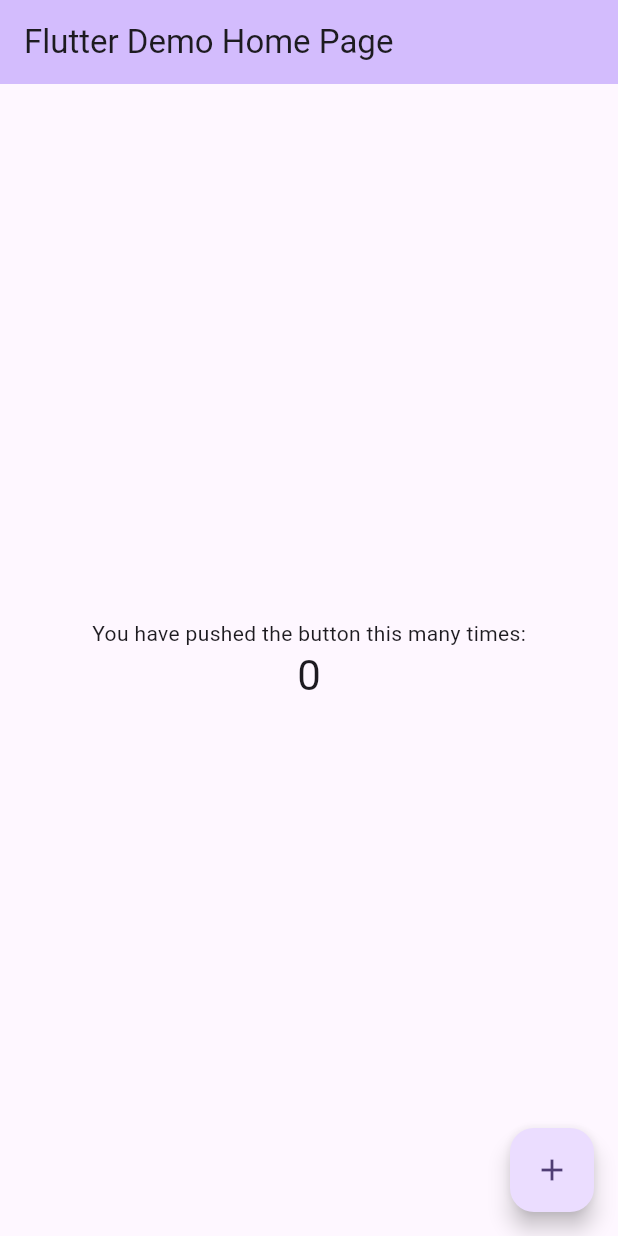
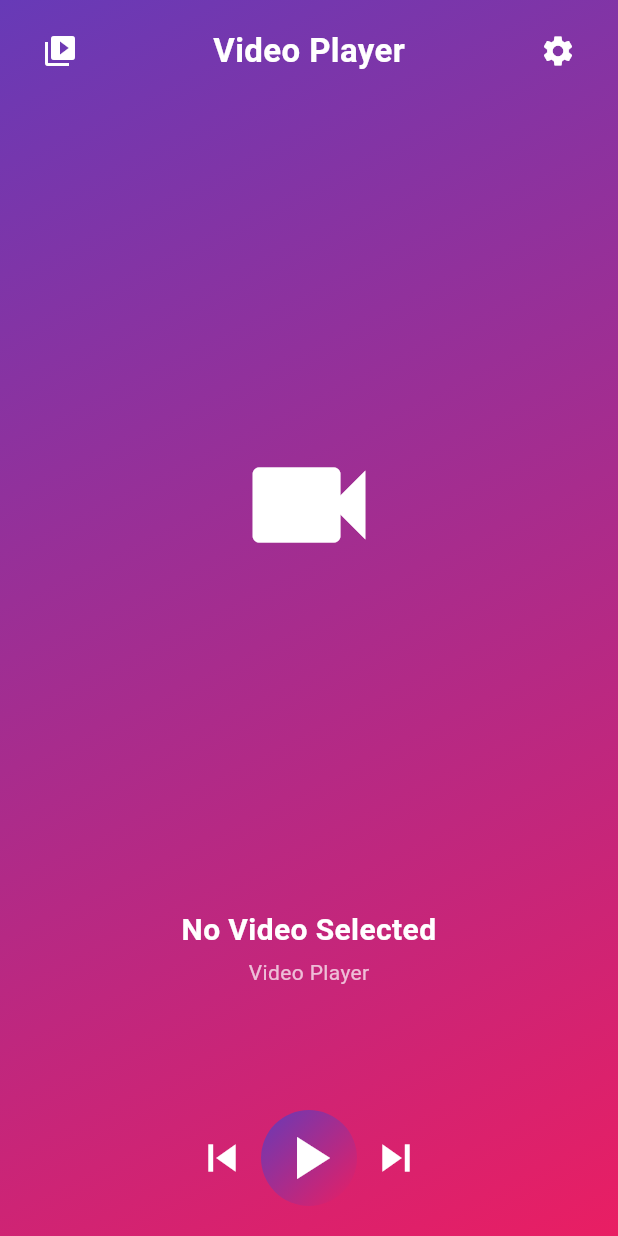
Before and after one commit to DuminduMalinga/Video_Player, a Flutter app: the screen it shows after launch, on a phone screen of 412 x 824 dp. Run offline on Flutter 3.47's test engine with Material 3 defaults, Android fonts, the phone set to English and light mode, and no system bars; our stand-ins replace file_picker, video_player.

Commit message:
Add video player app with welcome and home screens
Implemented a Flutter video player app with a welcome screen featuring animated gradient and transition to the main video player screen. Added HomeScreen and VideoHomeScreen for video selection, playback, and playlist management. Updated main.dart to use the new screens and apply a consistent gradient background.

```diff
--- a/lib/main.dart
+++ b/lib/main.dart
@@ -1,4 +1,5 @@
 import 'package:flutter/material.dart';
+import 'screens/welcome_screen.dart';
 
 void main() {
   runApp(const MyApp());
@@ -7,116 +8,49 @@ void main() {
 class MyApp extends StatelessWidget {
   const MyApp({super.key});
 
-  // This widget is the root of your application.
   @override
   Widget build(BuildContext context) {
     return MaterialApp(
-      title: 'Flutter Demo',
-      theme: ThemeData(
-        // This is the theme of your application.
-        //
-        // TRY THIS: Try running your application with "flutter run". You'll see
-        // the application has a purple toolbar. Then, without quitting the app,
-        // try changing the seedColor in the colorScheme below to Colors.green
-        // and then invoke "hot reload" (save your changes or press the "hot
-        // reload" button in a Flutter-supported IDE, or press "r" if you used
-        // the command line to start the app).
-        //
-        // Notice that the counter didn't reset back to zero; the application
-        // state is not lost during the reload. To reset the state, use hot
-        // restart instead.
-        //
-        // This works for code too, not just values: Most code changes can be
-        // tested with just a hot reload.
-        colorScheme: ColorScheme.fromSeed(seedColor: Colors.deepPurple),
-      ),
-      home: const MyHomePage(title: 'Flutter Demo Home Page'),
+      debugShowCheckedModeBanner: false,
+      title: 'Video Player',
+      theme: ThemeData(primarySwatch: Colors.deepPurple),
+      home: const WelcomeScreen(),
+      builder: (context, child) {
+        // Fixed gradient background for all screens
+        return Container(
+          decoration: const BoxDecoration(
+            gradient: LinearGradient(
+              colors: [Colors.deepPurple, Colors.pink],
+              begin: Alignment.topLeft,
+              end: Alignment.bottomRight,
+            ),
+          ),
+          child: child,
+        );
+      },
+      routes: {'/home': (context) => const HomeScreen()},
     );
   }
 }
 
-class MyHomePage extends StatefulWidget {
-  const MyHomePage({super.key, required this.title});
-
-  // This widget is the home page of your application. It is stateful, meaning
-  // that it has a State object (defined below) that contains fields that affect
-  // how it looks.
-
-  // This class is the configuration for the state. It holds the values (in this
-  // case the title) provided by the parent (in this case the App widget) and
-  // used by the build method of the State. Fields in a Widget subclass are
-  // always marked "final".
-
-  final String title;
-
-  @override
-  State<MyHomePage> createState() => _MyHomePageState();
-}
-
-class _MyHomePageState extends State<MyHomePage> {
-  int _counter = 0;
-
-  void _incrementCounter() {
-    setState(() {
-      // This call to setState tells the Flutter framework that something has
-      // changed in this State, which causes it to rerun the build method below
-      // so that the display can reflect the updated values. If we changed
-      // _counter without calling setState(), then the build method would not be
-      // called again, and so nothing would appear to happen.
-      _counter++;
-    });
-  }
+class HomeScreen extends StatelessWidget {
+  const HomeScreen({super.key});
 
   @override
   Widget build(BuildContext context) {
-    // This method is rerun every time setState is called, for instance as done
-    // by the _incrementCounter method above.
-    //
-    // The Flutter framework has been optimized to make rerunning build methods
-    // fast, so that you can just rebuild anything that needs updating rather
-    // than having to individually change instances of widgets.
     return Scaffold(
+      backgroundColor: Colors.transparent, // gradient visible
       appBar: AppBar(
-        // TRY THIS: Try changing the color here to a specific color (to
-        // Colors.amber, perhaps?) and trigger a hot reload to see the AppBar
-        // change color while the other colors stay the same.
-        backgroundColor: Theme.of(context).colorScheme.inversePrimary,
-        // Here we take the value from the MyHomePage object that was created by
-        // the App.build method, and use it to set our appbar title.
-        title: Text(widget.title),
+        title: const Text("Home Screen"),
+        backgroundColor: Colors.transparent,
+        elevation: 0,
       ),
-      body: Center(
-        // Center is a layout widget. It takes a single child and positions it
-        // in the middle of the parent.
-        child: Column(
-          // Column is also a layout widget. It takes a list of children and
-          // arranges them vertically. By default, it sizes itself to fit its
-          // children horizontally, and tries to be as tall as its parent.
-          //
-          // Column has various properties to control how it sizes itself and
-          // how it positions its children. Here we use mainAxisAlignment to
-          // center the children vertically; the main axis here is the vertical
-          // axis because Columns are vertical (the cross axis would be
-          // horizontal).
-          //
-          // TRY THIS: Invoke "debug painting" (choose the "Toggle Debug Paint"
-          // action in the IDE, or press "p" in the console), to see the
-          // wireframe for each widget.
-          mainAxisAlignment: MainAxisAlignment.center,
-          children: <Widget>[
-            const Text('You have pushed the button this many times:'),
-            Text(
-              '$_counter',
-              style: Theme.of(context).textTheme.headlineMedium,
-            ),
-          ],
+      body: const Center(
+        child: Text(
+          "Welcome to the Video Player App!",
+          style: TextStyle(fontSize: 20, color: Colors.white),
         ),
       ),
-      floatingActionButton: FloatingActionButton(
-        onPressed: _incrementCounter,
-        tooltip: 'Increment',
-        child: const Icon(Icons.add),
-      ), // This trailing comma makes auto-formatting nicer for build methods.
     );
   }
 }
--- a/lib/screens/homescreen.dart
+++ b/lib/screens/homescreen.dart
@@ -0,0 +1,218 @@
+import 'dart:io';
+import 'package:file_picker/file_picker.dart';
+import 'package:flutter/material.dart';
+import 'package:video_player/video_player.dart';
+
+class VideoHomeScreen extends StatefulWidget {
+  const VideoHomeScreen({super.key});
+
+  @override
+  State<VideoHomeScreen> createState() => _VideoHomeScreenState();
+}
+
+class _VideoHomeScreenState extends State<VideoHomeScreen> {
+  VideoPlayerController? _controller;
+  final List<String> _playlist = [];
+  int _currentIndex = 0;
+  bool _isPlaying = false;
+
+  Future<void> _pickVideo() async {
+    FilePickerResult? result = await FilePicker.platform.pickFiles(
+      type: FileType.video,
+      allowMultiple: true,
+    );
+
+    if (result != null && result.files.isNotEmpty) {
+      for (var file in result.files) {
+        if (file.path != null && !_playlist.contains(file.path!)) {
+          _playlist.add(file.path!);
+        }
+      }
+
+      setState(() {
+        _currentIndex = _playlist.length - result.files.length;
+      });
+
+      _loadVideo(_playlist[_currentIndex]);
+    }
+  }
+
+  Future<void> _loadVideo(String path) async {
+    _controller?.dispose();
+    _controller = VideoPlayerController.file(File(path))
+      ..initialize().then((_) {
+        setState(() {});
+        _controller!.play();
+        _isPlaying = true;
+      });
+  }
+
+  Future<void> _togglePlayPause() async {
+    if (_controller == null) return;
+    setState(() {
+      if (_controller!.value.isPlaying) {
+        _controller!.pause();
+        _isPlaying = false;
+      } else {
+        _controller!.play();
+        _isPlaying = true;
+      }
+    });
+  }
+
+  Future<void> _nextVideo() async {
+    if (_playlist.isNotEmpty) {
+      _currentIndex = (_currentIndex + 1) % _playlist.length;
+      await _loadVideo(_playlist[_currentIndex]);
+    }
+  }
+
+  Future<void> _previousVideo() async {
+    if (_playlist.isNotEmpty) {
+      _currentIndex = (_currentIndex - 1 + _playlist.length) % _playlist.length;
+      await _loadVideo(_playlist[_currentIndex]);
+    }
+  }
+
+  String _getFileName(String path) {
+    return path.split(RegExp(r'[\\/]')).last;
+  }
+
+  @override
+  void dispose() {
+    _controller?.dispose();
+    super.dispose();
+  }
+
+  @override
+  Widget build(BuildContext context) {
+    return Scaffold(
+      body: Container(
+        width: double.infinity,
+        height: double.infinity,
+        decoration: const BoxDecoration(
+          gradient: LinearGradient(
+            colors: [Colors.deepPurple, Colors.pink],
+            begin: Alignment.topLeft,
+            end: Alignment.bottomRight,
+          ),
+        ),
+        child: SafeArea(
+          child: Column(
+            children: [
+              // Header
+              Padding(
+                padding: const EdgeInsets.symmetric(
+                  horizontal: 16,
+                  vertical: 10,
+                ),
+                child: Row(
+                  mainAxisAlignment: MainAxisAlignment.spaceBetween,
+                  children: [
+                    IconButton(
+                      icon: const Icon(
+                        Icons.video_library,
+                        color: Colors.white,
+                      ),
+                      onPressed: _pickVideo,
+                    ),
+                    const Text(
+                      'Video Player',
+                      style: TextStyle(
+                        color: Colors.white,
+                        fontSize: 22,
+                        fontWeight: FontWeight.bold,
+                      ),
+                    ),
+                    IconButton(
+                      icon: const Icon(Icons.settings, color: Colors.white),
+                      onPressed: () {},
+                    ),
+                  ],
+                ),
+              ),
+
+              // Video Display
+              Expanded(
+                flex: 4,
+                child: Center(
+                  child: _controller != null && _controller!.value.isInitialized
+                      ? AspectRatio(
+                          aspectRatio: _controller!.value.aspectRatio,
+                          child: VideoPlayer(_controller!),
+                        )
+                      : const Icon(
+                          Icons.videocam,
+                          size: 100,
+                          color: Colors.white,
+                        ),
+                ),
+              ),
+
+              // Video Title
+              Expanded(
+                flex: 1,
+                child: Column(
+                  children: [
+                    Text(
+                      _controller != null && _playlist.isNotEmpty
+                          ? _getFileName(_playlist[_currentIndex])
+                          : "No Video Selected",
+                      style: const TextStyle(
+                        color: Colors.white,
+                        fontSize: 20,
+                        fontWeight: FontWeight.bold,
+                      ),
+                      textAlign: TextAlign.center,
+                    ),
+                    const SizedBox(height: 4),
+                    const Text(
+                      "Video Player",
+                      style: TextStyle(color: Colors.white70, fontSize: 14),
+                    ),
+                  ],
+                ),
+              ),
+
+              // Controls
+              Row(
+                mainAxisAlignment: MainAxisAlignment.center,
+                children: [
+                  IconButton(
+                    icon: const Icon(Icons.skip_previous, color: Colors.white),
+                    onPressed: _previousVideo,
+                    iconSize: 36,
+                  ),
+                  Container(
+                    decoration: const BoxDecoration(
+                      shape: BoxShape.circle,
+                      gradient: LinearGradient(
+                        colors: [Colors.deepPurple, Colors.pink],
+                        begin: Alignment.topLeft,
+                        end: Alignment.bottomRight,
+                      ),
+                    ),
+                    child: IconButton(
+                      icon: Icon(
+                        _isPlaying ? Icons.pause : Icons.play_arrow,
+                        color: Colors.white,
+                      ),
+                      onPressed: _togglePlayPause,
+                      iconSize: 48,
+                    ),
+                  ),
+                  IconButton(
+                    icon: const Icon(Icons.skip_next, color: Colors.white),
+                    onPressed: _nextVideo,
+                    iconSize: 36,
+                  ),
+                ],
+              ),
+              const SizedBox(height: 20),
+            ],
+          ),
+        ),
+      ),
+    );
+  }
+}
```
Also changed, not shown: lib/screens/welcome_screen.dart (+147 -0 lines).
